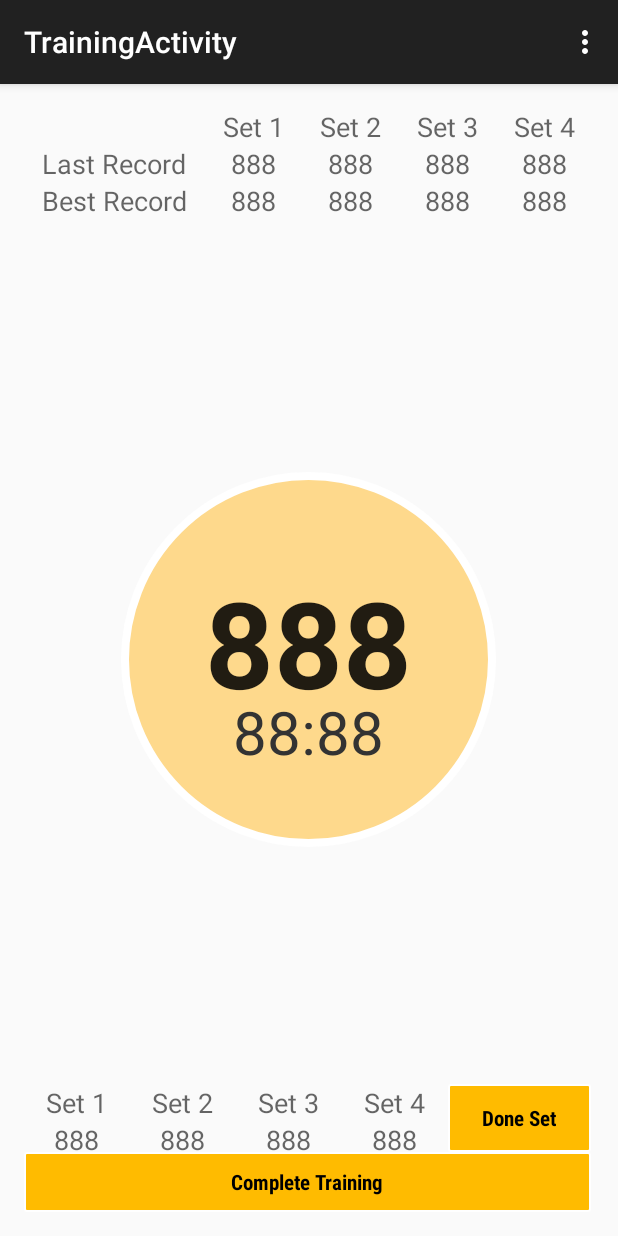
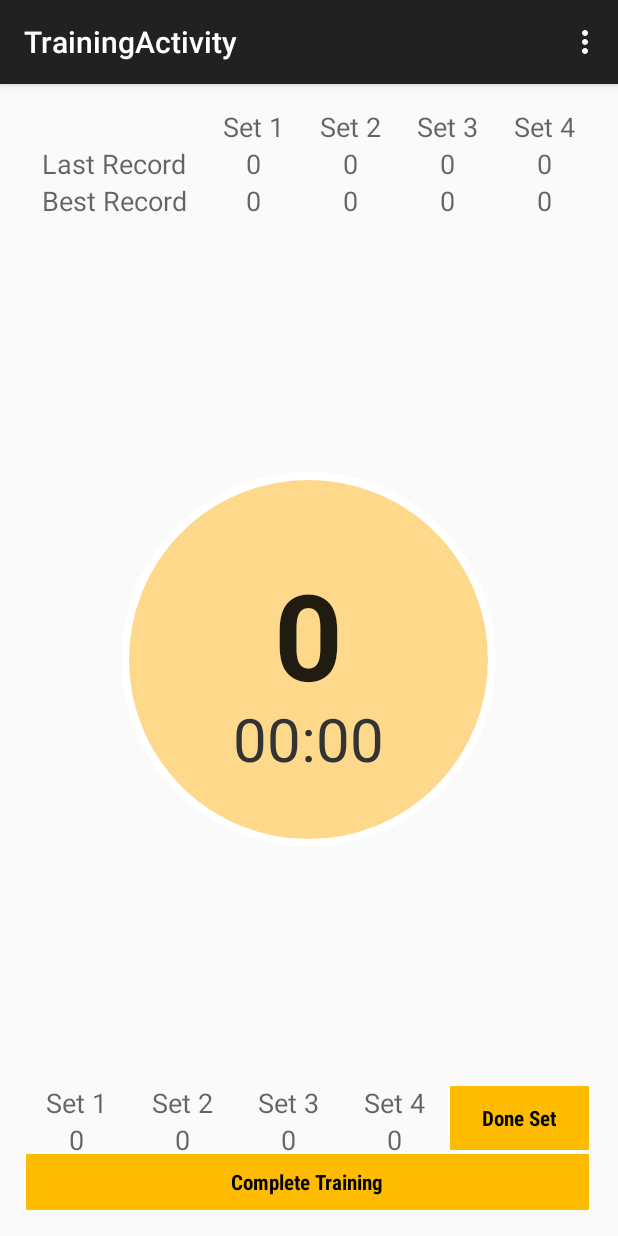
Before and after one commit to trannguyen-au/PushUpLog, an Android app: the TrainingActivity screen opened directly, with no data from a screen before it, on a phone screen of 412 x 824 dp. Run offline under Robolectric (Android 15) with nearby library versions, the phone set to English and light mode, and no system bars.

Commit message:
update TrainingActivity

```diff
--- a/app/src/main/java/mobile/wnext/pushupslog/activities/TrainingActivity.java
+++ b/app/src/main/java/mobile/wnext/pushupslog/activities/TrainingActivity.java
@@ -4,17 +4,26 @@ import android.support.v7.app.ActionBarActivity;
 import android.os.Bundle;
 import android.view.Menu;
 import android.view.MenuItem;
+import android.view.View;
+import android.widget.LinearLayout;
+import android.widget.TextView;
+import android.widget.Toast;
+
+import java.lang.reflect.Field;
 
 import mobile.wnext.pushupslog.R;
+import mobile.wnext.pushupslog.viewmodels.TrainingViewModel;
 
 public class TrainingActivity extends ActionBarActivity {
+
+    TrainingViewModel viewModel;
 
     @Override
     protected void onCreate(Bundle savedInstanceState) {
         super.onCreate(savedInstanceState);
         setContentView(R.layout.activity_training);
+        viewModel = new TrainingViewModel(this);
     }
-
 
     @Override
     public boolean onCreateOptionsMenu(Menu menu) {
--- /dev/null
+++ b/app/src/main/java/mobile/wnext/pushupslog/viewmodels/TrainingViewModel.java
@@ -0,0 +1,192 @@
+package mobile.wnext.pushupslog.viewmodels;
+
+import android.app.Activity;
+import android.os.CountDownTimer;
+import android.view.View;
+import android.widget.Button;
+import android.widget.LinearLayout;
+import android.widget.TextView;
+import android.widget.Toast;
+
+import java.util.Date;
+import java.util.Timer;
+
+import mobile.wnext.pushupslog.R;
+
+/**
+ * Created by Wery7 on 7/1/2015.
+ */
+public class TrainingViewModel implements View.OnClickListener {
+
+    // reference variables
+    Activity activity;
+
+    // view variables
+    LinearLayout mainButtonLayout;
+    TextView tvPushCounter, tvTimer;
+    TextView tvBRSet1,tvBRSet2,tvBRSet3,tvBRSet4;
+    TextView tvLRSet1,tvLRSet2,tvLRSet3,tvLRSet4;
+    TextView tvCurrentSet1,tvCurrentSet2,tvCurrentSet3,tvCurrentSet4;
+    Button btnDoneCurrentSet, btnCompleteTraining;
+
+    // model variables
+    CountDownTimer timer;
+    Date startTime;
+    int currentCount;
+    long currentTime;
+    long seconds,ticks,minutes;
+    int currentSetIndex;
+
+    public TrainingViewModel(Activity activity) {
+        currentCount = 0;
+        this.activity = activity;
+        initializeUI(activity);
+    }
+
+    private void initializeUI(Activity activity) {
+        mainButtonLayout = (LinearLayout)activity.findViewById(R.id.mainButtonLayout);
+        mainButtonLayout.setOnClickListener(this);
+
+        tvPushCounter = (TextView) activity.findViewById(R.id.tvPushCounter);
+        tvTimer = (TextView) activity.findViewById(R.id.tvTimer);
+
+        tvBRSet1 = (TextView) activity.findViewById(R.id.tvBRSet1);
+        tvBRSet2 = (TextView) activity.findViewById(R.id.tvBRSet2);
+        tvBRSet3 = (TextView) activity.findViewById(R.id.tvBRSet3);
+        tvBRSet4 = (TextView) activity.findViewById(R.id.tvBRSet4);
+
+        tvLRSet1 = (TextView) activity.findViewById(R.id.tvLRSet1);
+        tvLRSet2 = (TextView) activity.findViewById(R.id.tvLRSet2);
+        tvLRSet3 = (TextView) activity.findViewById(R.id.tvLRSet3);
+        tvLRSet4 = (TextView) activity.findViewById(R.id.tvLRSet4);
+
+        tvCurrentSet1 = (TextView) activity.findViewById(R.id.tvCurrentSet1);
+        tvCurrentSet2 = (TextView) activity.findViewById(R.id.tvCurrentSet2);
+        tvCurrentSet3 = (TextView) activity.findViewById(R.id.tvCurrentSet3);
+        tvCurrentSet4 = (TextView) activity.findViewById(R.id.tvCurrentSet4);
+
+        btnDoneCurrentSet = (Button) activity.findViewById(R.id.btnDoneCurrentSet);
+        btnDoneCurrentSet.setOnClickListener(this);
+        btnCompleteTraining = (Button) activity.findViewById(R.id.btnCompleteTraining);
+        btnCompleteTraining.setOnClickListener(this);
+
+        resetAllCounterValues();
+        loadLastRecordValues();
+        loadBestRecordValues();
+    }
+
+    private void loadBestRecordValues() {
+        tvBRSet1.setText("0");
+        tvBRSet2.setText("0");
+        tvBRSet3.setText("0");
+        tvBRSet4.setText("0");
+    }
+
+    private void loadLastRecordValues() {
+        tvLRSet1.setText("0");
+        tvLRSet2.setText("0");
+        tvLRSet3.setText("0");
+        tvLRSet4.setText("0");
+    }
+
+    private void resetCounterValues() {
+        tvPushCounter.setText("0");
+        tvTimer.setText("00:00");
+        currentCount = 0;
+        currentTime = 0;
+    }
+
+    private void resetAllCounterValues() {
+        resetCounterValues();
+        tvCurrentSet1.setText("0");
+        tvCurrentSet2.setText("0");
+        tvCurrentSet3.setText("0");
+        tvCurrentSet4.setText("0");
+        currentSetIndex = 0;
+    }
+
+
+    @Override
+    public void onClick(View view) {
+        if(view == mainButtonLayout) {
+            countOne();
+        }
+        else if(view == btnDoneCurrentSet) {
+            if(timer!=null) {
+                timer.cancel();
+                timer = null;
+            }
+
+            saveCurrentRecord();
+            resetCounterValues();
+        }
+        else if(view == btnCompleteTraining) {
+            // show result activity
+        }
+    }
+
+    private void saveCurrentRecord() {
+        switch (currentSetIndex) {
+            case 0:
+                tvCurrentSet1.setText(String.valueOf(currentCount)+"/"+getDisplayTimeShort(currentTime));
+                break;
+            case 1:
+                tvCurrentSet2.setText(String.valueOf(currentCount)+"/"+getDisplayTimeShort(currentTime));
+                break;
+            case 2:
+                tvCurrentSet3.setText(String.valueOf(currentCount)+"/"+getDisplayTimeShort(currentTime));
+                break;
+            case 3:
+                tvCurrentSet4.setText(String.valueOf(currentCount)+"/"+getDisplayTimeShort(currentTime));
+                break;
+        }
+
+
+        if(currentSetIndex < 4) {
+            currentSetIndex++;
+            Toast.makeText(activity,"Current set index is "+currentSetIndex, Toast.LENGTH_SHORT)
+                    .show();
+        }
+        else {
+            // display complete message
+            Toast.makeText(activity,"This set is completed", Toast.LENGTH_SHORT)
+                    .show();
+        }
+    }
+
+    private String getDisplayTime(long currentTime) {
+        seconds = currentTime / 1000;
+        ticks = currentTime % 1000;
+        minutes = seconds / 60;
+        seconds = seconds % 60;
+        return String.format("%02d", minutes)+":"+
+                String.format("%02d",seconds)+":"+
+                String.format("%03d",ticks);
+    }
+
+    private String getDisplayTimeShort(long currentTime) {
+        return getDisplayTime(currentTime).substring(0,5);
+    }
+
+
+    private void countOne() {
+        if(currentCount==0) {
+            // start timer
+            startTime = new Date();
+            timer = new CountDownTimer(999999,50) {
+                @Override
+                public void onTick(long l) {
+                    currentTime = (new Date()).getTime() - startTime.getTime();
+                    tvTimer.setText(getDisplayTime(currentTime));
+                }
+
+                @Override
+                public void onFinish() {
+                    Toast.makeText(activity,"Timer complete",Toast.LENGTH_SHORT).show();
+                }
+            }.start();
+        }
+        currentCount++;
+        tvPushCounter.setText(String.valueOf(currentCount));
+    }
+}
--- a/app/src/main/res/layout/activity_training.xml
+++ b/app/src/main/res/layout/activity_training.xml
@@ -74,7 +74,7 @@
                     android:layout_height="wrap_content"
                     android:textAppearance="?android:attr/textAppearanceMedium"
                     android:text="888"
-                    android:id="@+id/textView3"
+                    android:id="@+id/tvLRSet1"
                     android:layout_gravity="center" />
             </LinearLayout>
 
@@ -89,7 +89,7 @@
                     android:layout_height="wrap_content"
                     android:textAppearance="?android:attr/textAppearanceMedium"
                     android:text="888"
-                    android:id="@+id/textView5"
+                    android:id="@+id/tvLRSet2"
                     android:layout_gravity="center" />
             </LinearLayout>
 
@@ -104,7 +104,7 @@
                     android:layout_height="wrap_content"
                     android:textAppearance="?android:attr/textAppearanceMedium"
                     android:text="888"
-                    android:id="@+id/textView7"
+                    android:id="@+id/tvLRSet3"
                     android:layout_gravity="center" />
             </LinearLayout>
 
@@ -119,7 +119,7 @@
                     android:layout_height="wrap_content"
                     android:textAppearance="?android:attr/textAppearanceMedium"
                     android:text="888"
-                    android:id="@+id/textView9"
+                    android:id="@+id/tvLRSet4"
                     android:layout_gravity="center" />
             </LinearLayout>
         </TableRow>
@@ -146,7 +146,7 @@
                     android:layout_height="wrap_content"
                     android:textAppearance="?android:attr/textAppearanceMedium"
                     android:text="888"
-                    android:id="@+id/textView10"
+                    android:id="@+id/tvBRSet1"
                     android:layout_gravity="center" />
             </LinearLayout>
 
@@ -161,7 +161,7 @@
                     android:layout_height="wrap_content"
                     android:textAppearance="?android:attr/textAppearanceMedium"
                     android:text="888"
-                    android:id="@+id/textView12"
+                    android:id="@+id/tvBRSet2"
                     android:layout_gravity="center" />
             </LinearLayout>
 
@@ -176,7 +176,7 @@
                     android:layout_height="wrap_content"
                     android:textAppearance="?android:attr/textAppearanceMedium"
                     android:text="888"
-                    android:id="@+id/textView14"
+                    android:id="@+id/tvBRSet3"
                     android:layout_gravity="center" />
             </LinearLayout>
 
@@ -191,7 +191,7 @@
                     android:layout_height="wrap_content"
                     android:textAppearance="?android:attr/textAppearanceMedium"
                     android:text="888"
-                    android:id="@+id/textView16"
+                    android:id="@+id/tvBRSet4"
                     android:layout_gravity="center" />
             </LinearLayout>
         </TableRow>
@@ -317,7 +317,7 @@
                 android:layout_width="fill_parent"
                 android:layout_height="fill_parent"
                 android:text="Complete Training"
-                android:id="@+id/button2"
+                android:id="@+id/btnCompleteTraining"
                 android:layout_span="5" />
         </TableRow>
     </TableLayout>
@@ -335,18 +335,19 @@
             android:layout_height="86dp"
             android:textAppearance="?android:attr/textAppearanceLarge"
             android:text="888"
-            android:id="@+id/textView17"
+            android:id="@+id/tvPushCounter"
             android:layout_gravity="center_horizontal"
             android:gravity="center_vertical"
             android:textSize="80dp"
             android:textStyle="bold"
-            android:layout_marginTop="10dp" />
+            android:layout_marginTop="10dp"
+            android:layout_marginBottom="10dp" />
 
         <TextView
             android:layout_width="wrap_content"
             android:layout_height="wrap_content"
             android:text="88:88"
-            android:id="@+id/textView18"
+            android:id="@+id/tvTimer"
             android:layout_gravity="center_horizontal"
             android:textSize="40dp"
             android:textColor="#ff333333" />
```
